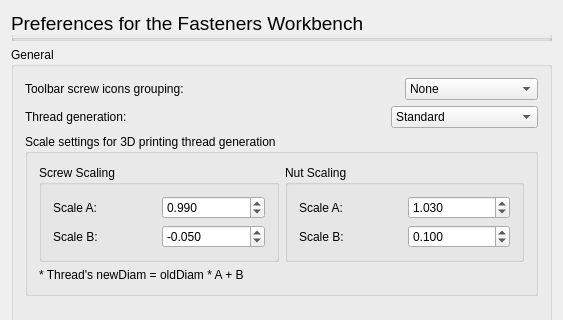
Before: the Qt Designer form FSprefs.ui in shaise/FreeCAD_FastenersWB, drawn with Qt 5; both pictures show x 0 to 563 and y 0 to 320 of the 563 by 512 pixel window.
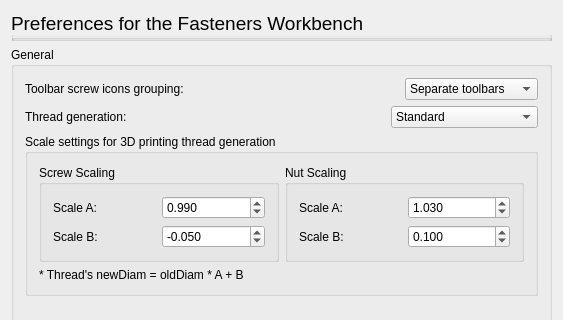
After: the same form once the commit is applied. Custom widgets are drawn as their Qt base class.

Commit message: group fastenersWB commands as seperate toolbars by default

```diff
--- a/FSprefs.ui
+++ b/FSprefs.ui
@@ -57,7 +57,7 @@
            <string>Method of icon grouping</string>
           </property>
           <property name="currentIndex">
-           <number>0</number>
+           <number>1</number>
           </property>
           <property name="prefEntry" stdset="0">
            <string>ScrewToolbarGroupMode</string>
```
